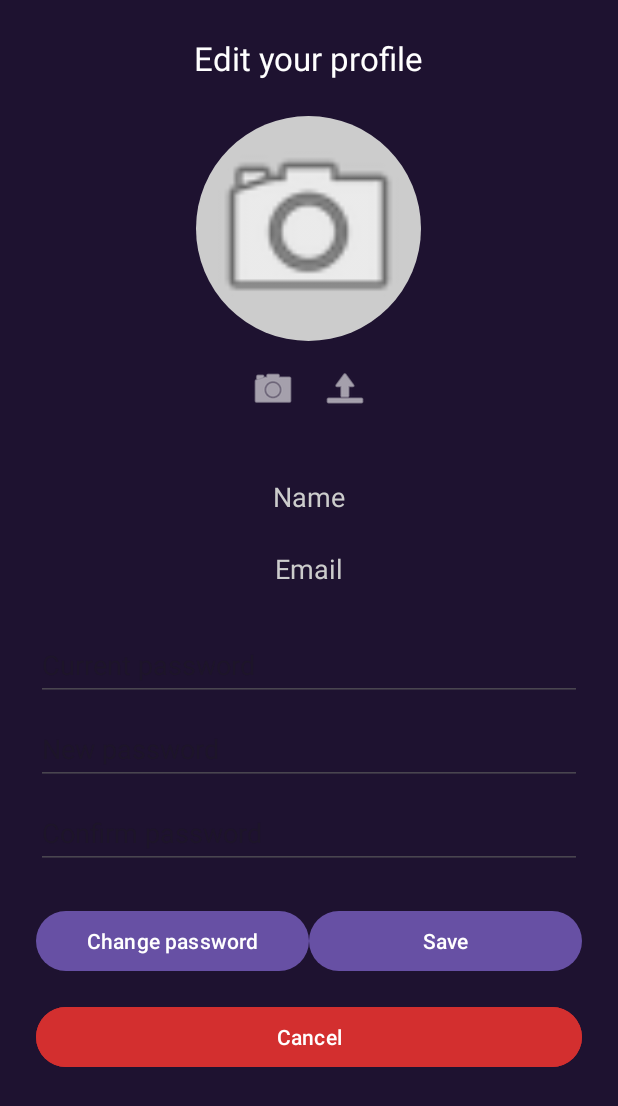
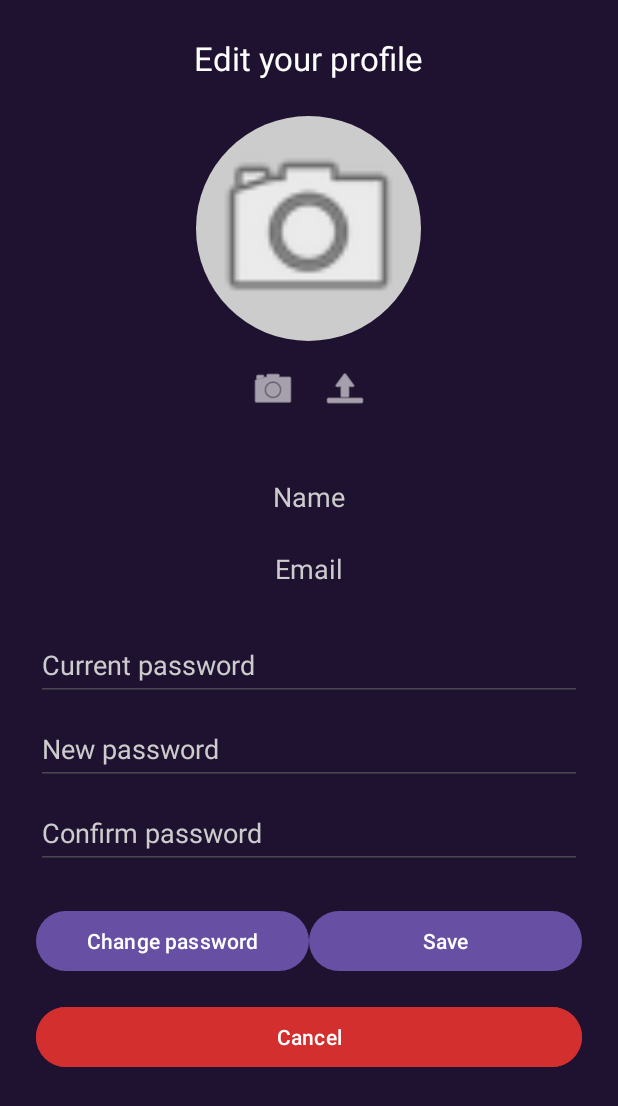
Before and after one commit to NamVT-dev/android-tour-app, an Android app: the EditProfileActivity screen opened directly, with no data from a screen before it, after a tap on "Change password", on a phone screen of 412 x 824 dp. Shown: the top 1106 px of the screen. Run offline under Robolectric (Android 15) with nearby library versions, the phone set to English and light mode, and no system bars; pictures from the network do not load.

Commit message:
fix bug edit profile

```diff
--- a/app/src/main/java/vn/edu/fpt/prm/features/profile/activities/EditProfileActivity.java
+++ b/app/src/main/java/vn/edu/fpt/prm/features/profile/activities/EditProfileActivity.java
@@ -47,6 +47,14 @@ public class EditProfileActivity extends AppCompatActivity {
     protected void onCreate(Bundle savedInstanceState) {
         super.onCreate(savedInstanceState);
         setContentView(R.layout.activity_edit_profile);
+        etName = findViewById(R.id.etName);
+        etEmail = findViewById(R.id.etEmail);
+        etCurrentPassword = findViewById(R.id.etCurrentPassword);
+        etNewPassword = findViewById(R.id.etNewPassword);
+        etConfirmPassword = findViewById(R.id.etConfirmPassword);
+        imgAvatar = findViewById(R.id.imgAvatar);
+        passwordContainer = findViewById(R.id.passwordContainer);
+
         // Nhận dữ liệu từ Intent (nếu có)
         Intent intent = getIntent();
         if (intent != null) {
@@ -56,16 +64,6 @@ public class EditProfileActivity extends AppCompatActivity {
             if (name != null) etName.setText(name);
             if (email != null) etEmail.setText(email);
         }
-
-
-        etName = findViewById(R.id.etName);
-        etEmail = findViewById(R.id.etEmail);
-        etCurrentPassword = findViewById(R.id.etCurrentPassword);
-        etNewPassword = findViewById(R.id.etNewPassword);
-        etConfirmPassword = findViewById(R.id.etConfirmPassword);
-        imgAvatar = findViewById(R.id.imgAvatar);
-        passwordContainer = findViewById(R.id.passwordContainer);
-
         Button btnSave = findViewById(R.id.btnSave);
         Button btnCancel = findViewById(R.id.btnCancel);
         Button btnChangePassword = findViewById(R.id.btnChangePassword);
--- a/app/src/main/res/layout/activity_edit_profile.xml
+++ b/app/src/main/res/layout/activity_edit_profile.xml
@@ -88,7 +88,11 @@
             android:background="@android:color/transparent"
             android:gravity="center"
             android:textSize="18sp"
-            android:layout_marginBottom="16dp"/>
+            android:layout_marginBottom="16dp"
+            android:focusable="false"
+            android:clickable="false"
+            android:cursorVisible="false"
+            android:longClickable="false"/>
 
         <!-- Password Fields -->
         <LinearLayout
@@ -105,7 +109,8 @@
                 android:hint="@string/current_password"
                 android:autofillHints="password"
                 android:inputType="textPassword"
-                android:textColor="#FFFF00"
+                android:textColorHint="#CCCCCC"
+                android:textColor="#FFFFFF"
                 android:minHeight="48dp"
                 android:layout_marginBottom="8dp"/>
 
@@ -116,7 +121,8 @@
                 android:hint="@string/new_password"
                 android:autofillHints="password"
                 android:inputType="textPassword"
-                android:textColor="#FFFF00"
+                android:textColorHint="#CCCCCC"
+                android:textColor="#FFFFFF"
                 android:minHeight="48dp"
                 android:layout_marginBottom="8dp"/>
 
@@ -127,7 +133,8 @@
                 android:hint="@string/confirm_password"
                 android:autofillHints="password"
                 android:inputType="textPassword"
-                android:textColor="#FFFF00"
+                android:textColorHint="#CCCCCC"
+                android:textColor="#FFFFFF"
                 android:minHeight="48dp"/>
         </LinearLayout>
 
```
